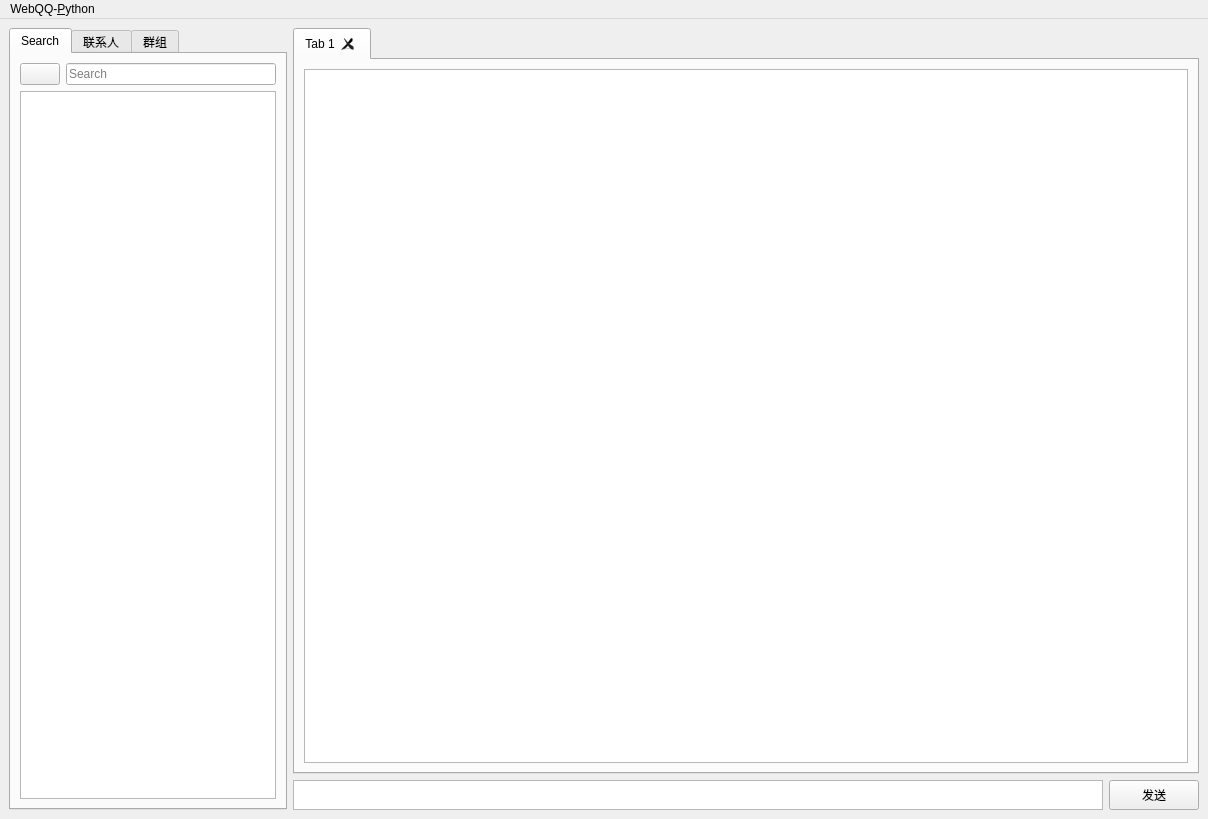
This is main.ui in xz-dev/cqchat as Qt 5 draws it before an edit. The edited form follows.
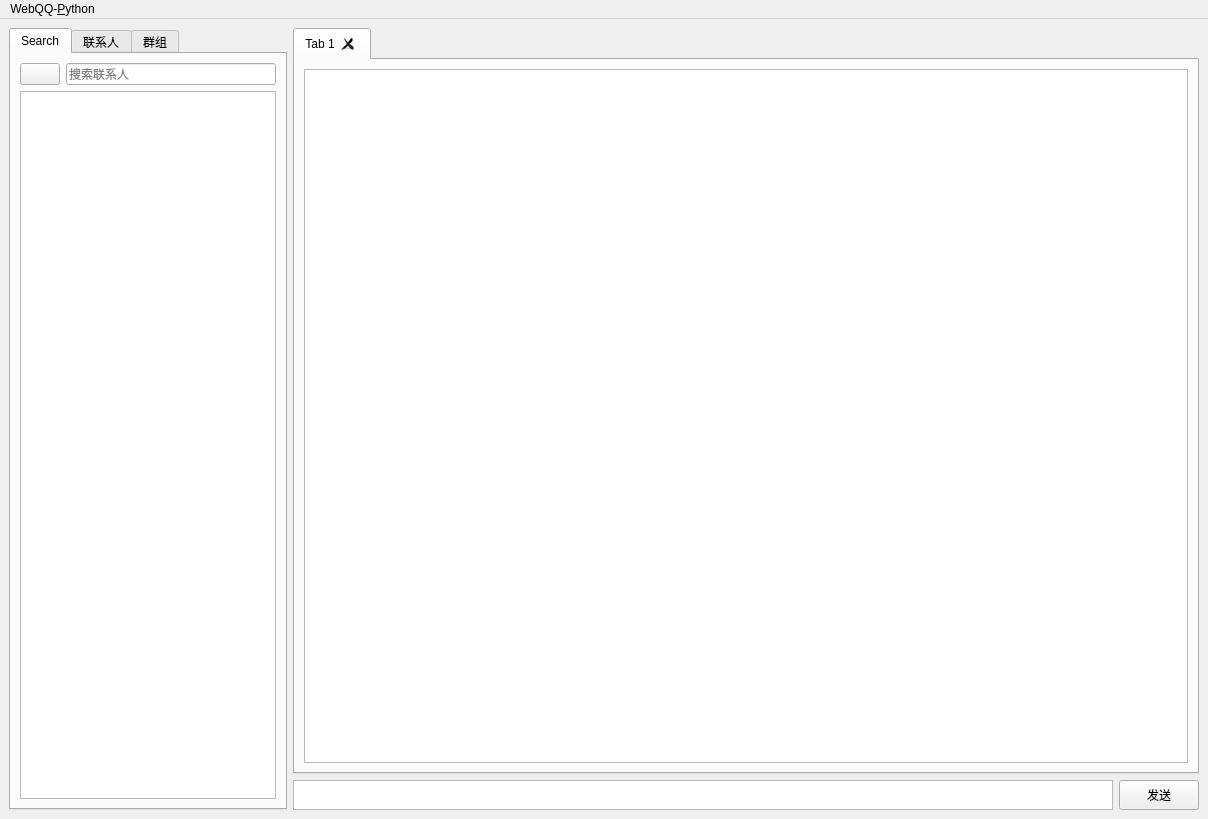
This is the edited form. The open tabs and pages were chosen to show the change. Icons and pictures are not drawn.

Commit message: 加入群组基础信息搜索

The edit to the form file:
```diff
--- a/main.ui
+++ b/main.ui
@@ -75,7 +75,7 @@
             <item>
              <widget class="QLineEdit" name="searchContactBar">
               <property name="placeholderText">
-               <string>Search</string>
+               <string>搜索联系人</string>
               </property>
               <property name="clearButtonEnabled">
                <bool>true</bool>
@@ -185,7 +185,7 @@
          </widget>
         </item>
         <item>
-         <layout class="QHBoxLayout" name="horizontalLayout" stretch="9,1">
+         <layout class="QHBoxLayout" name="sendLayout" stretch="9,0">
           <item>
            <widget class="QTextEdit" name="inputBox">
             <property name="sizePolicy">
@@ -203,7 +203,7 @@
             <property name="maximumSize">
              <size>
               <width>16777215</width>
-              <height>16777215</height>
+              <height>30</height>
              </size>
             </property>
             <property name="cursor" stdset="0">
```
The commit also changes 4 other files.
